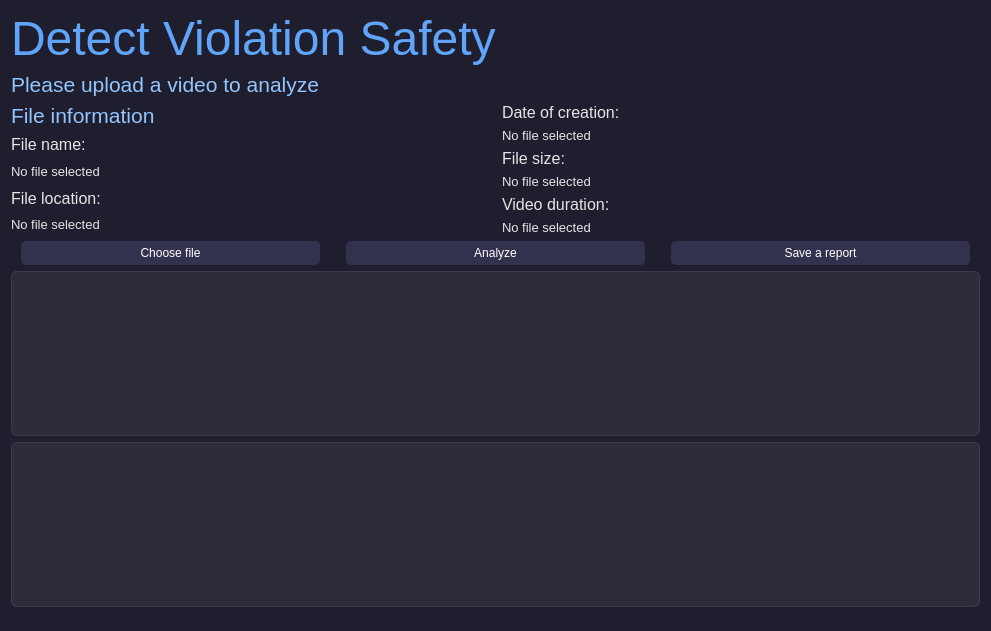
Old version of the form ui.ui in the repository ArtemKucheruk/detect_violation_safety.
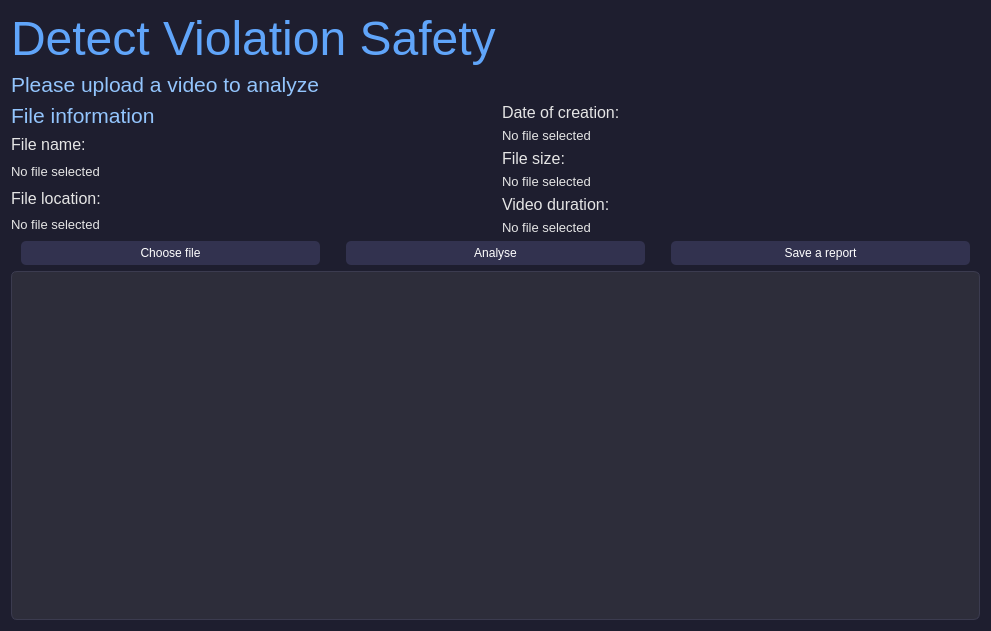
New version of the form.

Commit message: UI one text browser removed

```diff
--- a/ui.ui
+++ b/ui.ui
@@ -327,39 +327,13 @@
      </item>
      <item row="3" column="0" colspan="2">
       <layout class="QVBoxLayout" name="verticalLayout_9">
-       <item>
-        <widget class="QTextBrowser" name="txt_results">
-         <property name="sizePolicy">
-          <sizepolicy hsizetype="Expanding" vsizetype="Preferred">
-           <horstretch>0</horstretch>
-           <verstretch>0</verstretch>
-          </sizepolicy>
-         </property>
-        </widget>
-       </item>
        <item>
         <widget class="QTextBrowser" name="txt_logs">
-         <property name="sizePolicy">
-          <sizepolicy hsizetype="Expanding" vsizetype="Preferred">
-           <horstretch>0</horstretch>
-           <verstretch>0</verstretch>
-          </sizepolicy>
+         <property name="enabled">
+          <bool>true</bool>
          </property>
         </widget>
        </item>
-       <item>
-        <spacer name="verticalSpacer">
-         <property name="orientation">
-          <enum>Qt::Vertical</enum>
-         </property>
-         <property name="sizeHint" stdset="0">
-          <size>
-           <width>20</width>
-           <height>40</height>
-          </size>
-         </property>
-        </spacer>
-       </item>
       </layout>
      </item>
      <item row="2" column="0" colspan="2">
@@ -836,7 +810,7 @@
           </sizepolicy>
          </property>
          <property name="text">
-          <string>Analyze</string>
+          <string>Analyse</string>
          </property>
         </widget>
        </item>
```
